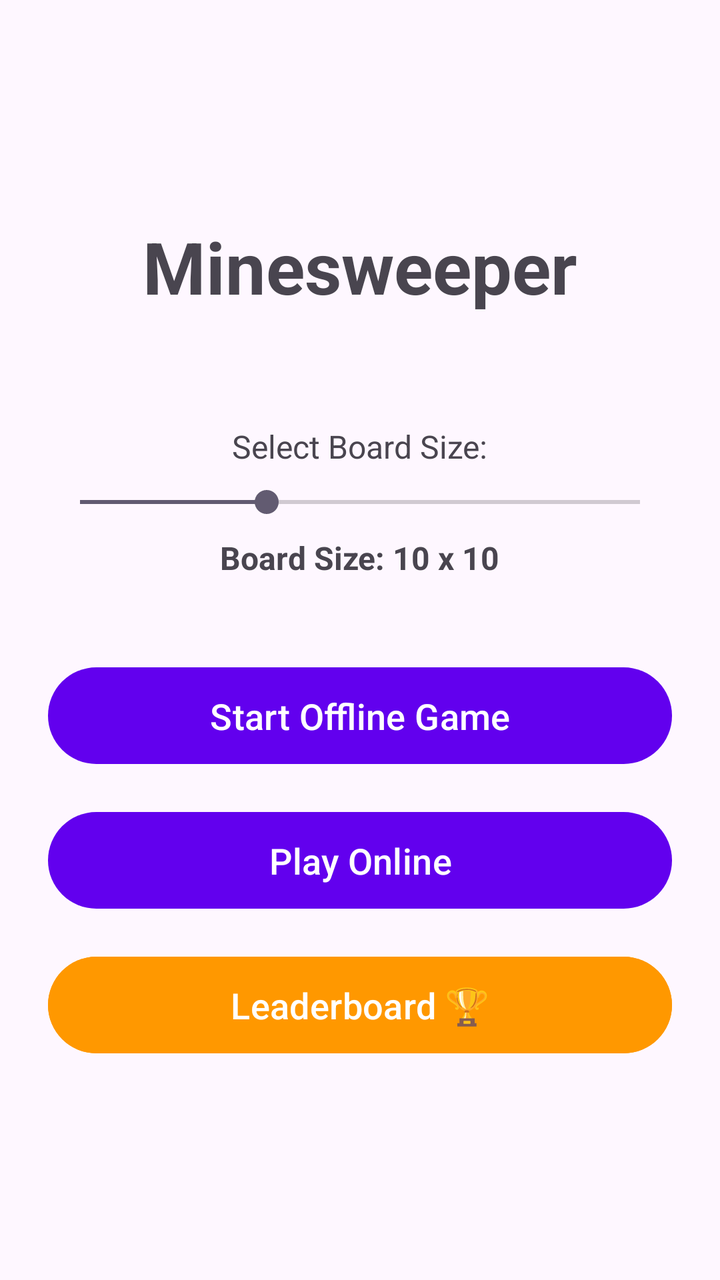
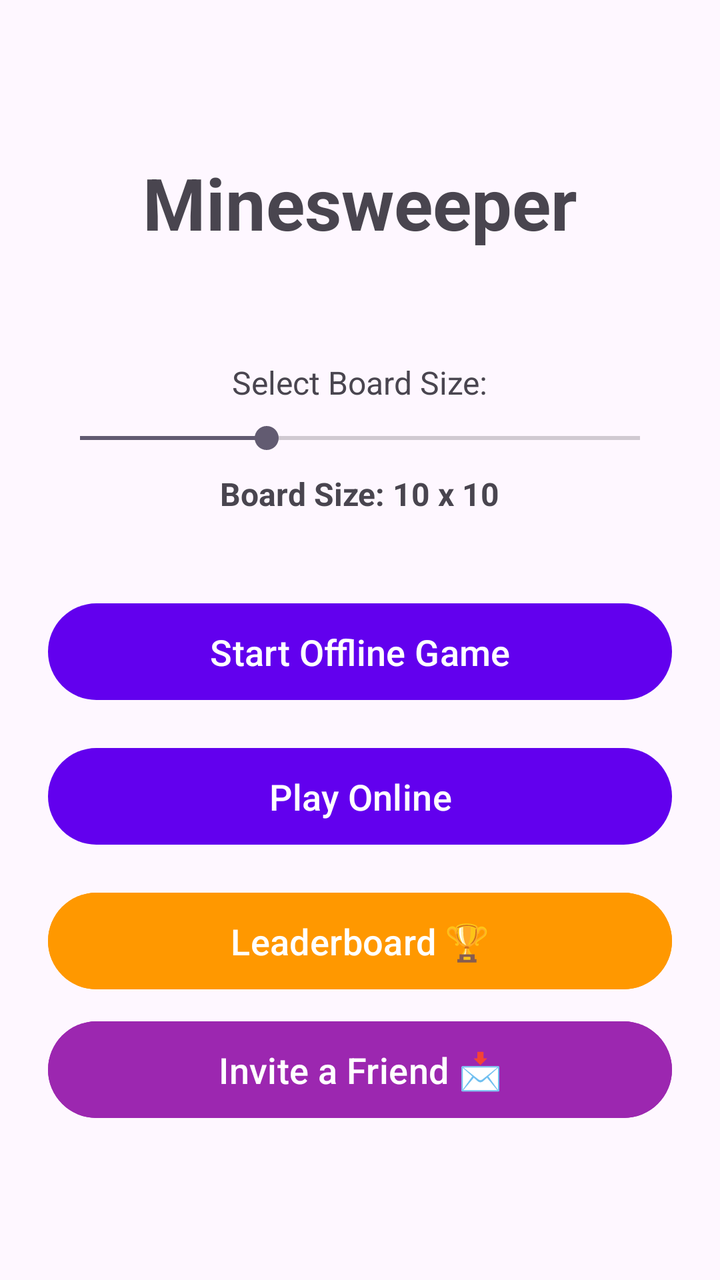

Two renders of the same Android screen: before a commit and after it. Below are the layout's source before the change and the commit's diff.
<!-- AndroidManifest.xml: application theme Theme.Minesweeper -->
<!-- res/layout/activity_main.xml -->
<?xml version="1.0" encoding="utf-8"?>
<LinearLayout xmlns:android="http://schemas.android.com/apk/res/android"
    xmlns:tools="http://schemas.android.com/tools"
    android:orientation="vertical"
    android:padding="24dp"
    android:gravity="center"
    android:layout_width="match_parent"
    android:layout_height="match_parent"
    tools:context=".MainActivity">

    <TextView
        android:text="Minesweeper"
        android:textSize="36sp"
        android:textStyle="bold"
        android:layout_width="wrap_content"
        android:layout_height="wrap_content"
        android:layout_marginBottom="8dp"/>

    <TextView
        android:id="@+id/tvWelcome"
        android:layout_width="wrap_content"
        android:layout_height="wrap_content"
        android:textSize="20sp"
        android:textColor="#555555"
        android:layout_marginBottom="20dp" />

    <Button
        android:id="@+id/btnContinue"
        android:text="Continue Last Game ⏳"
        android:textSize="18sp"
        android:padding="12dp"
        android:layout_marginBottom="16dp"
        android:backgroundTint="#4CAF50"
        android:textColor="#FFFFFF"
        android:visibility="gone"
        android:layout_width="match_parent"
        android:layout_height="wrap_content"/>

    <TextView
        android:layout_width="wrap_content"
        android:layout_height="wrap_content"
        android:text="Select Board Size:"
        android:textSize="16sp"
        android:layout_marginBottom="8dp"/>

    <SeekBar
        android:id="@+id/difficultySeek"
        android:layout_width="match_parent"
        android:layout_height="wrap_content"
        android:max="15"
        android:progress="5" />

    <TextView
        android:id="@+id/difficultyLabel"
        android:text="Board Size: 10 x 10"
        android:textSize="16sp"
        android:textStyle="bold"
        android:layout_marginTop="8dp"
        android:layout_marginBottom="40dp"
        android:layout_width="wrap_content"
        android:layout_height="wrap_content"/>

    <Button
        android:id="@+id/startBtn"
        android:text="Start Offline Game"
        android:textSize="18sp"
        android:padding="12dp"
        android:layout_marginBottom="16dp"
        android:layout_width="match_parent"
        android:layout_height="wrap_content"/>

    <Button
        android:id="@+id/btnOnlineMatch"
        android:text="Play Online"
        android:textSize="18sp"
        android:padding="12dp"
        android:layout_marginBottom="16dp"
        android:layout_width="match_parent"
        android:layout_height="wrap_content"/>

    <Button
        android:id="@+id/btnLeaderboard"
        android:text="Leaderboard 🏆"
        android:textSize="18sp"
        android:padding="12dp"
        android:backgroundTint="#FF9800"
        android:layout_width="match_parent"
        android:layout_height="wrap_content"/>

</LinearLayout>
<!-- resources referenced by this layout -->
<resources>
  <style name="Theme.Minesweeper" parent="Theme.Material3.Light">
          <item name="colorPrimary">@color/purple_500</item>
      </style>
  <color name="purple_500">#6200EE</color>
</resources>

<!-- the commit's change to res/layout/activity_main.xml (unified diff, before → after) -->
@@ -87,4 +87,14 @@
         android:layout_width="match_parent"
         android:layout_height="wrap_content"/>
 
+    <Button
+        android:id="@+id/btnInviteFriend"
+        android:text="Invite a Friend 📩"
+        android:textSize="18sp"
+        android:padding="12dp"
+        android:backgroundTint="#9C27B0"
+        android:layout_marginTop="8dp"
+        android:layout_width="match_parent"
+        android:layout_height="wrap_content"/>
+
 </LinearLayout>
